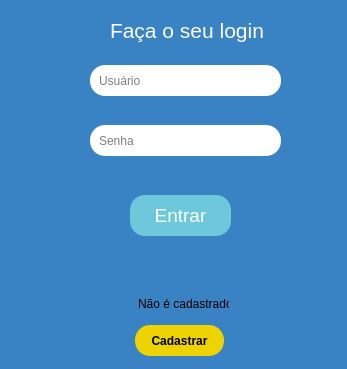
Old version of the form View/ui/tela_principal.ui in the repository ipedromotta/login-desktop.
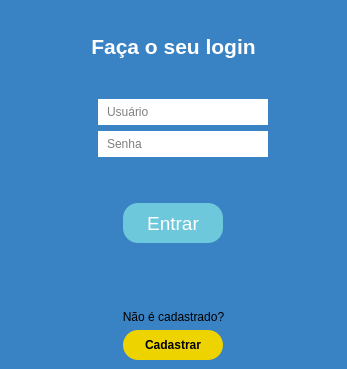
New version of the form. Icons and pictures are not drawn.

Diff of the .ui file:
```diff
--- a/View/ui/tela_principal.ui
+++ b/View/ui/tela_principal.ui
@@ -29,187 +29,284 @@
    <string notr="true">background-color: rgb(57, 130, 195);</string>
   </property>
   <widget class="QWidget" name="centralwidget">
-   <widget class="QPushButton" name="btn_entrar">
-    <property name="geometry">
-     <rect>
-      <x>130</x>
-      <y>195</y>
-      <width>101</width>
-      <height>41</height>
-     </rect>
+   <layout class="QVBoxLayout" name="verticalLayout">
+    <property name="leftMargin">
+     <number>9</number>
     </property>
-    <property name="font">
-     <font>
-      <pointsize>14</pointsize>
-      <weight>50</weight>
-      <bold>false</bold>
-     </font>
+    <property name="topMargin">
+     <number>9</number>
     </property>
-    <property name="cursor">
-     <cursorShape>PointingHandCursor</cursorShape>
-    </property>
-    <property name="styleSheet">
-     <string notr="true">background-color: #6EC8DB;
-border-radius: 15px;
-color: white</string>
-    </property>
-    <property name="text">
-     <string>Entrar</string>
-    </property>
-    <property name="default">
-     <bool>true</bool>
-    </property>
-   </widget>
-   <widget class="QLineEdit" name="usuario">
-    <property name="geometry">
-     <rect>
-      <x>90</x>
-      <y>65</y>
-      <width>191</width>
-      <height>31</height>
-     </rect>
-    </property>
-    <property name="styleSheet">
-     <string notr="true">background-color: rgb(255,255,255);
-border-radius: 15px;
-padding: 5px;
-padding-left: 7px;</string>
-    </property>
-    <property name="placeholderText">
-     <string>Usuário</string>
-    </property>
-   </widget>
-   <widget class="QLineEdit" name="senha">
-    <property name="geometry">
-     <rect>
-      <x>90</x>
-      <y>125</y>
-      <width>191</width>
-      <height>31</height>
-     </rect>
-    </property>
-    <property name="styleSheet">
-     <string notr="true">background-color: rgb(255,255,255);
-border-radius: 15px;
-padding: 5px;
-padding-left: 7px;</string>
-    </property>
-    <property name="placeholderText">
-     <string>Senha</string>
-    </property>
-   </widget>
-   <widget class="QLabel" name="lbl_cadastro">
-    <property name="geometry">
-     <rect>
-      <x>138</x>
-      <y>295</y>
-      <width>91</width>
-      <height>17</height>
-     </rect>
-    </property>
-    <property name="text">
-     <string>Não é cadastrado?</string>
-    </property>
-   </widget>
-   <widget class="QPushButton" name="btn_cadastrar">
-    <property name="geometry">
-     <rect>
-      <x>135</x>
-      <y>325</y>
-      <width>89</width>
-      <height>31</height>
-     </rect>
-    </property>
-    <property name="font">
-     <font>
-      <weight>75</weight>
-      <bold>true</bold>
-     </font>
-    </property>
-    <property name="cursor">
-     <cursorShape>PointingHandCursor</cursorShape>
-    </property>
-    <property name="styleSheet">
-     <string notr="true">background-color: rgb(237, 212, 0);
-border-radius: 15px;
-</string>
-    </property>
-    <property name="text">
-     <string>Cadastrar</string>
-    </property>
-   </widget>
-   <widget class="QLabel" name="lbl_login">
-    <property name="geometry">
-     <rect>
-      <x>110</x>
-      <y>15</y>
-      <width>161</width>
-      <height>31</height>
-     </rect>
-    </property>
-    <property name="styleSheet">
-     <string notr="true">font-size: 16pt;
+    <item>
+     <widget class="QLabel" name="lbl_login">
+      <property name="font">
+       <font>
+        <pointsize>16</pointsize>
+        <weight>75</weight>
+        <bold>true</bold>
+       </font>
+      </property>
+      <property name="styleSheet">
+       <string notr="true">font-size: 16pt;
 color: white;</string>
-    </property>
-    <property name="text">
-     <string>Faça o seu login</string>
-    </property>
-   </widget>
-   <widget class="QLabel" name="lbl_erro">
-    <property name="geometry">
-     <rect>
-      <x>80</x>
-      <y>165</y>
-      <width>201</width>
-      <height>21</height>
-     </rect>
-    </property>
-    <property name="font">
-     <font>
-      <pointsize>12</pointsize>
-      <weight>75</weight>
-      <bold>true</bold>
-     </font>
-    </property>
-    <property name="styleSheet">
-     <string notr="true">color: rgb(237, 212, 0);</string>
-    </property>
-    <property name="text">
-     <string/>
-    </property>
-   </widget>
-   <widget class="QLabel" name="lbl_login_img">
-    <property name="geometry">
-     <rect>
-      <x>50</x>
-      <y>60</y>
-      <width>31</width>
-      <height>40</height>
-     </rect>
-    </property>
-    <property name="text">
-     <string/>
-    </property>
-    <property name="pixmap">
-     <pixmap>login.png</pixmap>
-    </property>
-   </widget>
-   <widget class="QLabel" name="lbl_senha_img">
-    <property name="geometry">
-     <rect>
-      <x>50</x>
-      <y>120</y>
-      <width>31</width>
-      <height>40</height>
-     </rect>
-    </property>
-    <property name="text">
-     <string/>
-    </property>
-    <property name="pixmap">
-     <pixmap>senha.png</pixmap>
-    </property>
-   </widget>
+      </property>
+      <property name="text">
+       <string>Faça o seu login</string>
+      </property>
+      <property name="alignment">
+       <set>Qt::AlignCenter</set>
+      </property>
+     </widget>
+    </item>
+    <item>
+     <widget class="QWidget" name="inputWidget" native="true">
+      <layout class="QFormLayout" name="formLayout">
+       <property name="labelAlignment">
+        <set>Qt::AlignCenter</set>
+       </property>
+       <property name="formAlignment">
+        <set>Qt::AlignCenter</set>
+       </property>
+       <item row="0" column="1">
+        <widget class="QLineEdit" name="usuario">
+         <property name="maximumSize">
+          <size>
+           <width>170</width>
+           <height>50</height>
+          </size>
+         </property>
+         <property name="styleSheet">
+          <string notr="true">*{
+background-color: #fff;
+border-radius: 15px;
+padding: 5px;
+padding-left: 7px;
+}
+QLineEdit:focus{
+border: 2px solid #edd400;
+}</string>
+         </property>
+         <property name="maxLength">
+          <number>20</number>
+         </property>
+         <property name="placeholderText">
+          <string>Usuário</string>
+         </property>
+        </widget>
+       </item>
+       <item row="0" column="0">
+        <widget class="QLabel" name="lbl_login_img">
+         <property name="maximumSize">
+          <size>
+           <width>30</width>
+           <height>30</height>
+          </size>
+         </property>
+         <property name="text">
+          <string/>
+         </property>
+         <property name="pixmap">
+          <pixmap resource="../resources/resourcesLogin.qrc">:/icons/img/icoLogin.png</pixmap>
+         </property>
+         <property name="scaledContents">
+          <bool>true</bool>
+         </property>
+         <property name="alignment">
+          <set>Qt::AlignCenter</set>
+         </property>
+        </widget>
+       </item>
+       <item row="1" column="1">
+        <widget class="QLineEdit" name="senha">
+         <property name="maximumSize">
+          <size>
+           <width>170</width>
+           <height>50</height>
+          </size>
+         </property>
+         <property name="styleSheet">
+          <string notr="true">*{
+background-color: #fff;
+border-radius: 15px;
+padding: 5px;
+padding-left: 7px;
+}
+QLineEdit:focus{
+border: 2px solid #edd400;
+}</string>
+         </property>
+         <property name="maxLength">
+          <number>20</number>
+         </property>
+         <property name="echoMode">
+          <enum>QLineEdit::Password</enum>
+         </property>
+         <property name="placeholderText">
+          <string>Senha</string>
+         </property>
+        </widget>
+       </item>
+       <item row="1" column="0">
+        <widget class="QLabel" name="lbl_senha_img">
+         <property name="maximumSize">
+          <size>
+           <width>30</width>
+           <height>30</height>
+          </size>
+         </property>
+         <property name="text">
+          <string/>
+         </property>
+         <property name="pixmap">
+          <pixmap resource="../resources/resourcesLogin.qrc">:/icons/img/icoSenha.png</pixmap>
+         </property>
+         <property name="scaledContents">
+          <bool>true</bool>
+         </property>
+        </widget>
+       </item>
+      </layout>
+     </widget>
+    </item>
+    <item>
+     <widget class="QLabel" name="lbl_erro">
+      <property name="maximumSize">
+       <size>
+        <width>16777215</width>
+        <height>25</height>
+       </size>
+      </property>
+      <property name="font">
+       <font>
+        <pointsize>12</pointsize>
+        <weight>75</weight>
+        <bold>true</bold>
+       </font>
+      </property>
+      <property name="styleSheet">
+       <string notr="true">color: rgb(237, 212, 0);</string>
+      </property>
+      <property name="text">
+       <string/>
+      </property>
+      <property name="alignment">
+       <set>Qt::AlignCenter</set>
+      </property>
+     </widget>
+    </item>
+    <item alignment="Qt::AlignHCenter">
+     <widget class="QPushButton" name="btn_entrar">
+      <property name="enabled">
+       <bool>true</bool>
+      </property>
+      <property name="minimumSize">
+       <size>
+        <width>100</width>
+        <height>40</height>
+       </size>
+      </property>
+      <property name="maximumSize">
+       <size>
+        <width>100</width>
+        <height>40</height>
+       </size>
+      </property>
+      <property name="font">
+       <font>
+        <pointsize>14</pointsize>
+        <weight>50</weight>
+        <bold>false</bold>
+       </font>
+      </property>
+      <property name="cursor">
+       <cursorShape>PointingHandCursor</cursorShape>
+      </property>
+      <property name="layoutDirection">
+       <enum>Qt::LeftToRight</enum>
+      </property>
+      <property name="autoFillBackground">
+       <bool>false</bool>
+      </property>
+      <property name="styleSheet">
+       <string notr="true">*{
+background-color: #6EC8DB;
+border-radius: 15px;
+color: white;
+}
+QPushButton:hover{
+background-color:#60afbf;
+transition: 1s;
+}</string>
+      </property>
+      <property name="text">
+       <string>Entrar</string>
+      </property>
+      <property name="checkable">
+       <bool>false</bool>
+      </property>
+      <property name="checked">
+       <bool>false</bool>
+      </property>
+      <property name="autoRepeat">
+       <bool>false</bool>
+      </property>
+      <property name="default">
+       <bool>true</bool>
+      </property>
+      <property name="flat">
+       <bool>false</bool>
+      </property>
+     </widget>
+    </item>
+    <item>
+     <widget class="QLabel" name="lbl_cadastro">
+      <property name="text">
+       <string>Não é cadastrado?</string>
+      </property>
+      <property name="alignment">
+       <set>Qt::AlignBottom|Qt::AlignHCenter</set>
+      </property>
+     </widget>
+    </item>
+    <item alignment="Qt::AlignHCenter">
+     <widget class="QPushButton" name="btn_cadastrar">
+      <property name="minimumSize">
+       <size>
+        <width>100</width>
+        <height>30</height>
+       </size>
+      </property>
+      <property name="maximumSize">
+       <size>
+        <width>100</width>
+        <height>30</height>
+       </size>
+      </property>
+      <property name="font">
+       <font>
+        <weight>75</weight>
+        <bold>true</bold>
+       </font>
+      </property>
+      <property name="cursor">
+       <cursorShape>PointingHandCursor</cursorShape>
+      </property>
+      <property name="styleSheet">
+       <string notr="true">*{
+background-color: #edd400;
+border-radius: 15px;
+}
+QPushButton:hover{
+background-color: #d1bc08;
+}
+
+</string>
+      </property>
+      <property name="text">
+       <string>Cadastrar</string>
+      </property>
+     </widget>
+    </item>
+   </layout>
   </widget>
  </widget>
  <tabstops>
```
Left out of the diff: 4 changed lines with no effect on the pictures.
